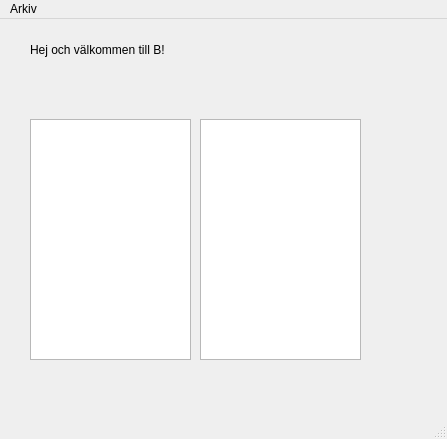
First picture: the form in src/main.ui, repository sebbz/B-bot, before the edit.
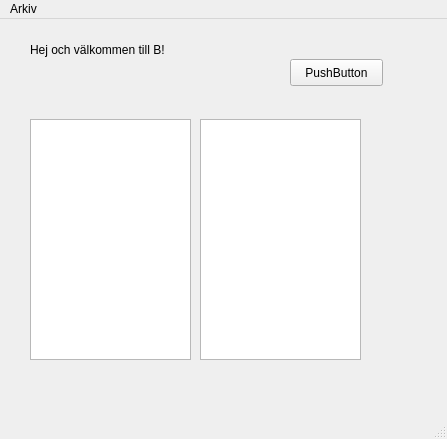
Second picture: the form after the edit.

Patch:
```diff
--- a/src/main.ui
+++ b/src/main.ui
@@ -47,6 +47,19 @@
      </rect>
     </property>
    </widget>
+   <widget class="QPushButton" name="pushButton">
+    <property name="geometry">
+     <rect>
+      <x>290</x>
+      <y>40</y>
+      <width>93</width>
+      <height>27</height>
+     </rect>
+    </property>
+    <property name="text">
+     <string>PushButton</string>
+    </property>
+   </widget>
   </widget>
   <widget class="QStatusBar" name="statusbar"/>
   <widget class="QMenuBar" name="menubar">
```
